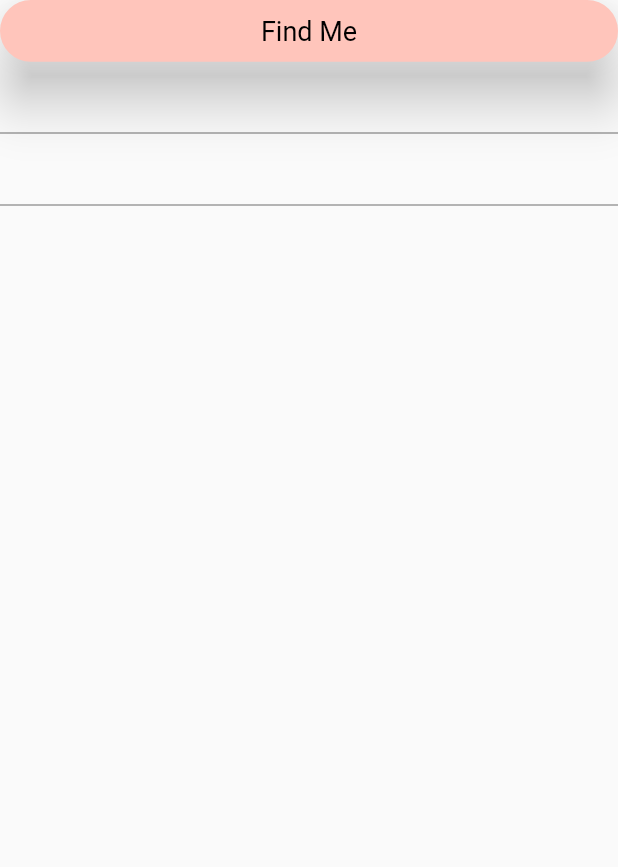
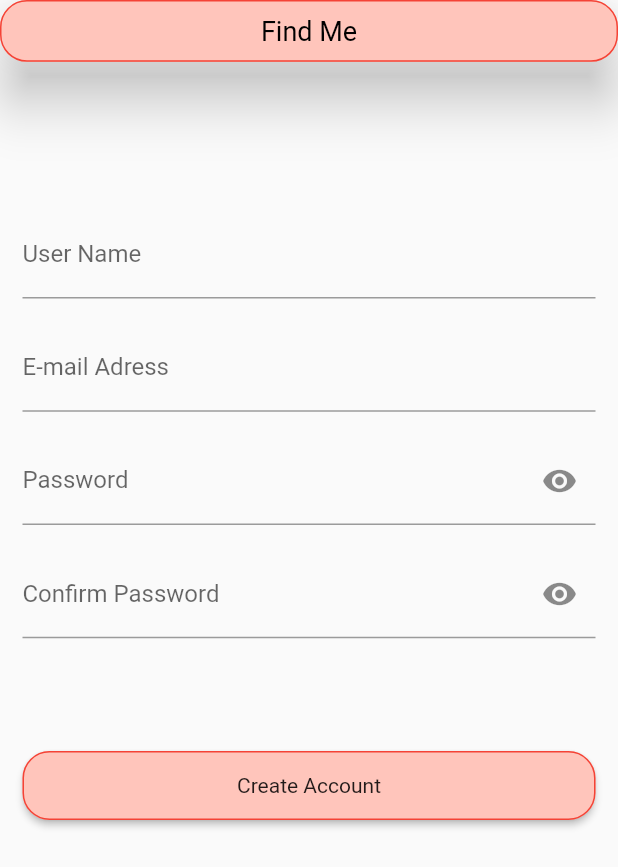
Before and after one commit to osamaOmran1917/Find-Me, a Flutter app: the screen it shows after launch, on a phone screen of 412 x 824 dp. Shown: the top 867 px of the screen. Run offline on Flutter 3.47's test engine with Material 2 defaults, Android fonts, the phone set to English and light mode, and no system bars.

Commit message:
Registeration screen appearance done

```diff
--- a/lib/main.dart
+++ b/lib/main.dart
@@ -1,5 +1,6 @@
-import 'package:find_me_ii/log_in/log_in_screen.dart';
 import 'package:find_me_ii/my_theme.dart';
+import 'package:find_me_ii/ui/log_in/log_in_screen.dart';
+import 'package:find_me_ii/ui/registeration/register_screen.dart';
 import 'package:flutter/material.dart';
 
 main() {
@@ -11,7 +12,12 @@ class MyApp extends StatelessWidget {
   Widget build(BuildContext context) {
     return MaterialApp(
       theme: MyTheme.lightTheme,
-      home: LogInScreen(),
+      initialRoute: RegisterScreen.routeName,
+      routes: {
+        LogInScreen.routeName: (_) => LogInScreen(),
+        RegisterScreen.routeName: (_) => RegisterScreen()
+      },
+      home: RegisterScreen(),
     );
   }
 }
--- a/lib/my_theme.dart
+++ b/lib/my_theme.dart
@@ -1,11 +1,17 @@
 import 'package:flutter/material.dart';
 
 class MyTheme {
+  static final Color primaryColor = Color(0xFFFFC5BB);
   static final ThemeData lightTheme = ThemeData(
-      appBarTheme: AppBarTheme(
-          backgroundColor: Color(0xFFFFC5BB),
-          elevation: 15,
-          shape:
-              RoundedRectangleBorder(borderRadius: BorderRadius.circular(50)),
-          titleTextStyle: TextStyle(fontSize: 18, color: Colors.black)));
+    primaryColor: primaryColor,
+    appBarTheme: AppBarTheme(
+        backgroundColor: Color(0xFFFFC5BB),
+        elevation: 15,
+        shape: RoundedRectangleBorder(
+            side: BorderSide(color: Colors.red, width: 1),
+            borderRadius: BorderRadius.circular(18)),
+        titleTextStyle: TextStyle(fontSize: 18, color: Colors.black)),
+    textTheme:
+        TextTheme(bodyText1: TextStyle(color: Colors.black, fontSize: 18)),
+  );
 }
--- a/lib/log_in/log_in_screen.dart
+++ b/lib/ui/log_in/log_in_screen.dart
@@ -1,6 +1,8 @@
 import 'package:flutter/material.dart';
 
 class LogInScreen extends StatelessWidget {
+  static const String routeName = 'LogIn Screen';
+
   @override
   Widget build(BuildContext context) {
     return Scaffold(
@@ -14,11 +16,11 @@ class LogInScreen extends StatelessWidget {
       ),
       body: SingleChildScrollView(
           child: Column(
-        children: [
-          TextField(),
-          TextField(),
-        ],
-      )),
+            children: [
+              TextField(),
+              TextField(),
+            ],
+          )),
     );
   }
 }
--- /dev/null
+++ b/lib/ui/registeration/register_screen.dart
@@ -0,0 +1,138 @@
+import 'package:flutter/material.dart';
+
+class RegisterScreen extends StatefulWidget {
+  static const String routeName = 'Register Screen';
+
+  @override
+  State<RegisterScreen> createState() => _RegisterScreenState();
+}
+
+class _RegisterScreenState extends State<RegisterScreen> {
+  bool securePasswordI = true;
+  bool securePasswordII = true;
+  var formKey = GlobalKey<FormState>();
+
+  @override
+  Widget build(BuildContext context) {
+    return Scaffold(
+      appBar: PreferredSize(
+        preferredSize:
+            Size.fromHeight(MediaQuery.of(context).size.height * .05),
+        child: AppBar(
+          shape: Theme.of(context).appBarTheme.shape,
+          centerTitle: true,
+          title: Text('Find Me'),
+        ),
+      ),
+      body: Form(
+        key: formKey,
+        child: Padding(
+          padding: const EdgeInsets.symmetric(horizontal: 15),
+          child: SingleChildScrollView(
+            child: Column(
+              crossAxisAlignment: CrossAxisAlignment.stretch,
+              children: [
+                SizedBox(
+                  height: MediaQuery.of(context).size.height * .12,
+                ),
+                TextFormField(
+                  validator: (text) {
+                    if (text == null || text.trim().isEmpty) {
+                      return 'User Name Required';
+                    }
+                    return null;
+                  },
+                  decoration: InputDecoration(labelText: 'User Name'),
+                ),
+                SizedBox(
+                  height: MediaQuery.of(context).size.height * .02,
+                ),
+                TextFormField(
+                  validator: (text) {
+                    if (text == null || text.trim().isEmpty) {
+                      return 'Please Enter User Name';
+                    }
+                    return null;
+                  },
+                  decoration: InputDecoration(labelText: 'E-mail Adress'),
+                ),
+                SizedBox(
+                  height: MediaQuery.of(context).size.height * .02,
+                ),
+                TextFormField(
+                  validator: (text) {
+                    if (text == null || text.trim().isEmpty) {
+                      return 'Please Enter User Name';
+                    }
+                    return null;
+                  },
+                  obscureText: securePasswordI,
+                  decoration: InputDecoration(
+                      suffixIcon: InkWell(
+                          onTap: () {
+                            securePasswordI = !securePasswordI;
+                            setState(() {});
+                          },
+                          child: Icon(securePasswordI
+                              ? Icons.visibility
+                              : Icons.visibility_off)),
+                      labelText: 'Password'),
+                ),
+                SizedBox(
+                  height: MediaQuery.of(context).size.height * .02,
+                ),
+                TextFormField(
+                  validator: (text) {
+                    if (text == null || text.trim().isEmpty) {
+                      return 'Please Enter User Name';
+                    }
+                    return null;
+                  },
+                  obscureText: securePasswordII,
+                  decoration: InputDecoration(
+                      suffixIcon: InkWell(
+                          onTap: () {
+                            securePasswordII = !securePasswordII;
+                            setState(() {});
+                          },
+                          child: Icon(securePasswordII
+                              ? Icons.visibility
+                              : Icons.visibility_off)),
+                      labelText: 'Confirm Password'),
+                ),
+                SizedBox(
+                  height: MediaQuery.of(context).size.height * .09,
+                ),
+                ElevatedButton(
+                  child: Text(
+                    'Create Account',
+                    style: Theme.of(context).textTheme.bodyMedium,
+                  ),
+                  onPressed: () {
+                    createAccountClicked();
+                  },
+                  style: ButtonStyle(
+                    shape: MaterialStateProperty.all<RoundedRectangleBorder>(
+                        RoundedRectangleBorder(
+                            borderRadius: BorderRadius.circular(18.0),
+                            side: BorderSide(color: Colors.red))),
+                    backgroundColor: MaterialStateProperty.all(
+                        Theme.of(context).primaryColor),
+                    padding: MaterialStateProperty.all(
+                        EdgeInsets.symmetric(horizontal: 50, vertical: 15)),
+                  ),
+                ),
+              ],
+            ),
+          ),
+        ),
+      ),
+    );
+  }
+
+  void createAccountClicked() {
+    if (formKey.currentState?.validate() == false) {
+      return;
+    }
+  }
+}
```
